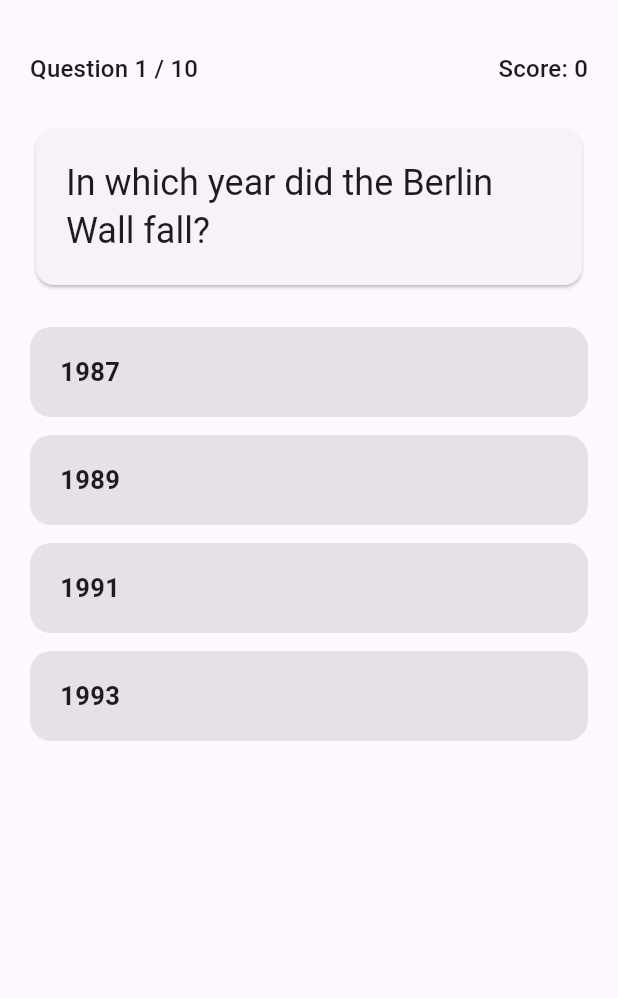
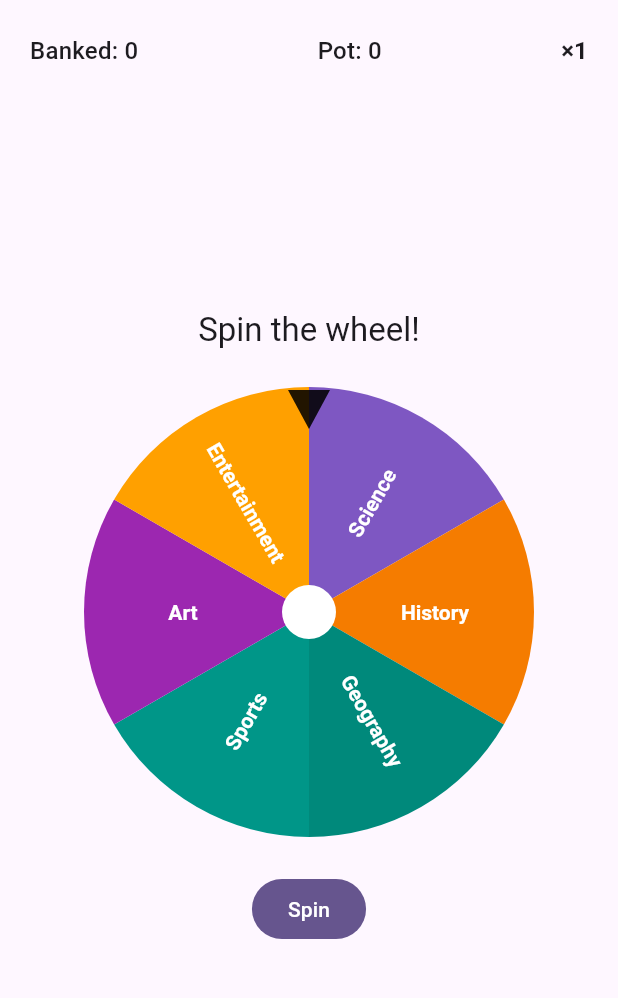
Before and after one commit to MrAtalay/erumind-mobile, a Flutter app: the GameScreen screen opened by its route, after a tap on "Play", on a phone screen of 412 x 824 dp, the part 63-1061 px from its top. Run offline on Flutter 3.47's test engine with Material 3 defaults, Android fonts, the phone set to English and light mode, and no system bars; our stand-ins replace flutter_riverpod, freezed_annotation, go_router, hive_ce_flutter; accounts and stored records are empty.

Commit message:
Add the Momentum run loop (Phase 2)
Replace the fixed 10-question round with EruMind's signature "Momentum"
loop: each run (1 life) spins the wheel for a category, asks one question,
then lets the player bank the pot or risk it for a bigger multiplier
(x1 -> x1.5 -> x2 -> x2.5 -> x3). A correct answer adds difficulty x
multiplier to the pot; a wrong answer loses the unbanked pot and ends the
run. The banked total is the score (feeds best score).

- GameState: RunPhase (lobby/spinning/question/decision/finished) +
  banked/pot/multiplier/category/question with copyWith.
- GameController: start, onCategorySelected (loads a question, no repeats),
  answer, bank, risk, endRun; categoriesProvider for the wheel.
- game_screen: HUD (banked/pot/multiplier), spinning, playfield, decision
  controls, results; scrollable so it fits small screens. New l10n strings.
- CategoryWheel: labels now scale to fit the sector and flip so they stay
  upright (no more spilling past the rim).
- Lives: the gate is off in debug (free play while developing) and enforced
  in release; lives-logic tests opt back in via livesEnabledProvider.

Co-Authored-By: Claude Opus 4.8 <noreply@anthropic.com>

```diff
--- a/lib/features/game/logic/game_state.dart
+++ b/lib/features/game/logic/game_state.dart
@@ -1,47 +1,47 @@
 import '../../../data/models/answer_result.dart';
+import '../../../data/models/category.dart';
 import '../../../data/models/question.dart';
 
-/// Where a round currently sits in its lifecycle.
+/// Steps of a single Momentum run.
 ///
-/// [lobby] is the pre-round gate (shows lives + a Play button); no questions
-/// are loaded yet. [playing] is an active round; [finished] is the summary.
-enum GamePhase { lobby, playing, finished }
+/// [lobby] is the pre-run gate. A run then cycles [spinning] (pick a category
+/// on the wheel) -> [question] (answer it) -> [decision] (bank or risk the pot),
+/// and ends in [finished].
+enum RunPhase { lobby, spinning, question, decision, finished }
 
-/// Immutable snapshot of one round of play.
+/// Immutable snapshot of a Momentum run.
 ///
-/// Plain immutable class (not freezed): this is short-lived UI state local to
-/// the game feature, so we keep it dependency-free and easy to read. Domain
-/// data models (Question, Category) use freezed.
+/// Scoring: a correct answer adds `difficulty points x multiplier` to the
+/// at-risk [pot]. Banking moves the pot into [banked] (safe) and resets the
+/// multiplier; a wrong answer loses the pot and ends the run. The final score
+/// is [banked].
 class GameState {
   const GameState({
-    this.phase = GamePhase.lobby,
-    this.questions = const [],
-    this.currentIndex = 0,
-    this.score = 0,
-    this.correctCount = 0,
+    this.phase = RunPhase.lobby,
+    this.category,
+    this.question,
     this.selectedIndex,
     this.lastResult,
+    this.banked = 0,
+    this.pot = 0,
+    this.multiplierStep = 0,
+    this.correctCount = 0,
     this.bestScore = 0,
     this.isNewBest = false,
   });
 
-  /// The pre-round lobby: no active round yet.
   const GameState.lobby() : this();
 
-  /// Lifecycle phase of this round.
-  final GamePhase phase;
+  /// The multipliers earned by consecutive correct answers without banking.
+  static const List<double> multiplierCurve = [1.0, 1.5, 2.0, 2.5, 3.0];
 
-  /// The questions for this round, already ordered. Empty in the lobby.
-  final List<Question> questions;
+  final RunPhase phase;
 
-  /// Index of the question currently shown.
-  final int currentIndex;
+  /// Category the wheel landed on for the current question.
+  final Category? category;
 
-  /// Difficulty-weighted points earned so far.
-  final int score;
-
-  /// Number of questions answered correctly so far (for the "x / total" line).
-  final int correctCount;
+  /// The question currently being asked.
+  final Question? question;
 
   /// The option the player tapped for the current question, or null.
   final int? selectedIndex;
@@ -49,24 +49,66 @@ class GameState {
   /// Validation result for the current question, or null if unanswered.
   final AnswerResult? lastResult;
 
-  /// Persisted best score, populated when the round finishes. 0 otherwise.
+  /// Points already secured this run (the final score).
+  final int banked;
+
+  /// At-risk points: kept on a bank, lost on a wrong answer.
+  final int pot;
+
+  /// Index into [multiplierCurve] for the current streak.
+  final int multiplierStep;
+
+  /// Correct answers so far this run.
+  final int correctCount;
+
+  /// Persisted best score, populated when the run finishes. 0 otherwise.
   final int bestScore;
 
-  /// True when this round set a new best score (for a "New best!" badge).
+  /// True when this run set a new best score (for a "New best!" badge).
   final bool isNewBest;
 
-  bool get isLobby => phase == GamePhase.lobby;
-  bool get isPlaying => phase == GamePhase.playing;
-  bool get isFinished => phase == GamePhase.finished;
+  bool get isLobby => phase == RunPhase.lobby;
+  bool get isSpinning => phase == RunPhase.spinning;
+  bool get isQuestion => phase == RunPhase.question;
+  bool get isDecision => phase == RunPhase.decision;
+  bool get isFinished => phase == RunPhase.finished;
 
-  Question get currentQuestion => questions[currentIndex];
+  /// Current multiplier, e.g. 1.5.
+  double get multiplier => multiplierCurve[multiplierStep];
 
-  bool get isAnswered => lastResult != null;
+  /// Total at stake if the next answer is wrong (the pot).
+  int get atRisk => pot;
 
-  bool get isLastQuestion => currentIndex == questions.length - 1;
-
-  int get total => questions.length;
-
-  /// Human-friendly position, e.g. "3 / 10".
-  int get questionNumber => currentIndex + 1;
+  GameState copyWith({
+    RunPhase? phase,
+    Category? category,
+    Question? question,
+    int? selectedIndex,
+    AnswerResult? lastResult,
+    int? banked,
+    int? pot,
+    int? multiplierStep,
+    int? correctCount,
+    int? bestScore,
+    bool? isNewBest,
+    bool clearQuestion = false,
+    bool clearAnswer = false,
+  }) {
+    return GameState(
+      phase: phase ?? this.phase,
+      category: clearQuestion ? null : (category ?? this.category),
+      question: clearQuestion ? null : (question ?? this.question),
+      selectedIndex: clearAnswer || clearQuestion
+          ? null
+          : (selectedIndex ?? this.selectedIndex),
+      lastResult:
+          clearAnswer || clearQuestion ? null : (lastResult ?? this.lastResult),
+      banked: banked ?? this.banked,
+      pot: pot ?? this.pot,
+      multiplierStep: multiplierStep ?? this.multiplierStep,
+      correctCount: correctCount ?? this.correctCount,
+      bestScore: bestScore ?? this.bestScore,
+      isNewBest: isNewBest ?? this.isNewBest,
+    );
+  }
 }
--- a/lib/features/game/presentation/game_screen.dart
+++ b/lib/features/game/presentation/game_screen.dart
@@ -5,9 +5,10 @@ import '../../../l10n/app_localizations.dart';
 import '../../lives/logic/lives_controller.dart';
 import '../logic/game_controller.dart';
 import '../logic/game_state.dart';
+import 'widgets/category_wheel.dart';
 
-/// The single-player game screen: a lives-gated lobby, an active round, and an
-/// end-of-round summary. No menu or wheel yet — just the core loop.
+/// The single-player game screen: a lives-gated lobby and the "Momentum" run
+/// (spin the wheel, answer, then bank or risk the pot).
 class GameScreen extends ConsumerWidget {
   const GameScreen({super.key});
 
@@ -27,9 +28,10 @@ class GameScreen extends ConsumerWidget {
           loading: () => const Center(child: CircularProgressIndicator()),
           error: (err, _) => Center(child: Text('Something went wrong:\n$err')),
           data: (state) => switch (state.phase) {
-            GamePhase.lobby => const _LobbyView(),
-            GamePhase.playing => _QuestionView(state: state),
-            GamePhase.finished => _ResultsView(state: state),
+            RunPhase.lobby => const _LobbyView(),
+            RunPhase.spinning => _SpinningView(state: state),
+            RunPhase.question || RunPhase.decision => _PlayfieldView(state: state),
+            RunPhase.finished => _ResultsView(state: state),
           },
         ),
       ),
@@ -56,8 +58,8 @@ class _LivesBadge extends ConsumerWidget {
   }
 }
 
-/// The pre-round gate: shows hearts and a Play button (or a countdown when out
-/// of lives).
+/// The pre-run gate: hearts and a Play button (or a countdown when out of
+/// lives).
 class _LobbyView extends StatelessWidget {
   const _LobbyView();
 
@@ -108,9 +110,6 @@ class _HeartsRow extends ConsumerWidget {
 }
 
 /// Lives-gated play control shared by the lobby and the results screen.
-///
-/// When a life is available it starts a round; otherwise it disables itself and
-/// shows a live countdown to the next life.
 class _PlayButton extends ConsumerWidget {
   const _PlayButton({required this.label});
 
@@ -128,8 +127,7 @@ class _PlayButton extends ConsumerWidget {
       );
     }
 
-    // Out of lives: tick once a second to update the countdown, and re-apply
-    // regeneration so the button re-enables the moment a life is earned.
+    // Out of lives: tick to update the countdown and re-apply regeneration.
     ref.listen(tickerProvider, (_, _) {
       ref.read(livesControllerProvider.notifier).refresh();
     });
@@ -157,74 +155,195 @@ String _formatDuration(Duration d) {
   return d.inHours > 0 ? '${d.inHours}:$minutes:$seconds' : '$minutes:$seconds';
 }
 
-/// Shows the current question, the four options, and post-answer feedback.
-class _QuestionView extends ConsumerWidget {
-  const _QuestionView({required this.state});
+String _formatMultiplier(double m) =>
+    m == m.roundToDouble() ? m.toInt().toString() : m.toString();
+
+/// A compact run status bar: banked points, the at-risk pot, and the
+/// multiplier.
+class _RunHud extends StatelessWidget {
+  const _RunHud({required this.state});
+
+  final GameState state;
+
+  @override
+  Widget build(BuildContext context) {
+    final l10n = AppLocalizations.of(context)!;
+    final theme = Theme.of(context);
+    return Padding(
+      padding: const EdgeInsets.symmetric(horizontal: 20, vertical: 8),
+      child: Row(
+        mainAxisAlignment: MainAxisAlignment.spaceBetween,
+        children: [
+          Text(l10n.banked(state.banked), style: theme.textTheme.titleMedium),
+          Text(l10n.pot(state.pot), style: theme.textTheme.titleMedium),
+          Text(
+            l10n.multiplier(_formatMultiplier(state.multiplier)),
+            style: theme.textTheme.titleMedium
+                ?.copyWith(fontWeight: FontWeight.bold),
+          ),
+        ],
+      ),
+    );
+  }
+}
+
+/// The wheel step: spin to pick a category for the next question.
+class _SpinningView extends ConsumerWidget {
+  const _SpinningView({required this.state});
 
   final GameState state;
 
   @override
   Widget build(BuildContext context, WidgetRef ref) {
+    final l10n = AppLocalizations.of(context)!;
     final controller = ref.read(gameControllerProvider.notifier);
-    final question = state.currentQuestion;
+    final categoriesAsync = ref.watch(categoriesProvider);
+
+    return Column(
+      children: [
+        _RunHud(state: state),
+        Expanded(
+          child: categoriesAsync.when(
+            loading: () => const Center(child: CircularProgressIndicator()),
+            error: (err, _) => Center(child: Text('$err')),
+            data: (categories) => Center(
+              child: Padding(
+                padding: const EdgeInsets.all(20),
+                child: Column(
+                  mainAxisSize: MainAxisSize.min,
+                  children: [
+                    Text(l10n.spinPrompt,
+                        style: Theme.of(context).textTheme.titleLarge),
+                    const SizedBox(height: 24),
+                    SizedBox(
+                      width: 300,
+                      child: CategoryWheel(
+                        categories: categories,
+                        spinLabel: l10n.spin,
+                        onSelected: controller.onCategorySelected,
+                      ),
+                    ),
+                  ],
+                ),
+              ),
+            ),
+          ),
+        ),
+      ],
+    );
+  }
+}
+
+/// Shows the current question and its four options, plus the post-answer
+/// decision controls (bank / risk / finish, or end the run on a wrong answer).
+class _PlayfieldView extends ConsumerWidget {
+  const _PlayfieldView({required this.state});
+
+  final GameState state;
+
+  @override
+  Widget build(BuildContext context, WidgetRef ref) {
+    final l10n = AppLocalizations.of(context)!;
+    final controller = ref.read(gameControllerProvider.notifier);
     final theme = Theme.of(context);
-    final l10n = AppLocalizations.of(context)!;
+    final question = state.question!;
+    final answered = state.isDecision;
 
-    return Padding(
-      padding: const EdgeInsets.all(20),
+    return Column(
+      crossAxisAlignment: CrossAxisAlignment.stretch,
+      children: [
+        _RunHud(state: state),
+        Expanded(
+          child: SingleChildScrollView(
+            child: Padding(
+              padding: const EdgeInsets.fromLTRB(20, 12, 20, 20),
               child: Column(
                 crossAxisAlignment: CrossAxisAlignment.stretch,
                 children: [
-          // Progress + score header.
-          Row(
-            mainAxisAlignment: MainAxisAlignment.spaceBetween,
-            children: [
-              Text(l10n.questionProgress(state.questionNumber, state.total),
-                  style: theme.textTheme.titleMedium),
-              Text(l10n.score(state.score),
-                  style: theme.textTheme.titleMedium),
-            ],
-          ),
-          const SizedBox(height: 24),
-
-          // Question text.
+                  if (state.category != null)
+                    Text(state.category!.name,
+                        style: theme.textTheme.titleMedium?.copyWith(
+                            color: Color(state.category!.colorValue),
+                            fontWeight: FontWeight.bold)),
+                  const SizedBox(height: 12),
                   Card(
                     child: Padding(
                       padding: const EdgeInsets.all(20),
-              child: Text(
-                question.text,
-                style: theme.textTheme.headlineSmall,
+                      child: Text(question.text,
+                          style: theme.textTheme.headlineSmall),
                     ),
                   ),
-          ),
-          const SizedBox(height: 24),
-
-          // The four options.
+                  const SizedBox(height: 20),
                   for (var i = 0; i < question.options.length; i++) ...[
                     _OptionTile(
                       label: question.options[i],
                       state: _optionStateFor(i),
-              onTap: state.isAnswered ? null : () => controller.answer(i),
+                      onTap: answered ? null : () => controller.answer(i),
                     ),
                     const SizedBox(height: 12),
                   ],
+                  const SizedBox(height: 12),
+                  if (answered) _decisionControls(context, l10n, controller),
+                ],
+              ),
+            ),
+          ),
+        ),
+      ],
+    );
+  }
 
-          const Spacer(),
-
-          // Next / Finish button appears only after answering.
-          if (state.isAnswered)
+  Widget _decisionControls(
+    BuildContext context,
+    AppLocalizations l10n,
+    GameController controller,
+  ) {
+    final correct = state.lastResult?.isCorrect ?? false;
+    if (!correct) {
+      return Column(
+        mainAxisSize: MainAxisSize.min,
+        children: [
+          Text(l10n.runOver,
+              style: Theme.of(context)
+                  .textTheme
+                  .titleMedium
+                  ?.copyWith(color: Colors.red.shade700)),
+          const SizedBox(height: 12),
           FilledButton(
-              onPressed: controller.next,
-              child: Text(state.isLastQuestion ? l10n.seeResults : l10n.next),
+            onPressed: controller.endRun,
+            child: Text(l10n.seeResults),
+          ),
+        ],
+      );
+    }
+    return Column(
+      mainAxisSize: MainAxisSize.min,
+      children: [
+        Row(
+          children: [
+            Expanded(
+              child: FilledButton(
+                onPressed: controller.bank,
+                child: Text(l10n.bank),
+              ),
+            ),
+            const SizedBox(width: 12),
+            Expanded(
+              child: FilledButton.tonal(
+                onPressed: controller.risk,
+                child: Text(l10n.riskIt),
+              ),
             ),
           ],
         ),
+        const SizedBox(height: 8),
+        TextButton(onPressed: controller.endRun, child: Text(l10n.finish)),
+      ],
     );
   }
 
-  /// Decide how option [i] should look given the current answer state.
   _OptionVisualState _optionStateFor(int i) {
-    if (!state.isAnswered) return _OptionVisualState.idle;
+    if (!state.isDecision) return _OptionVisualState.idle;
     final correctIndex = state.lastResult!.correctIndex;
     if (i == correctIndex) return _OptionVisualState.correct;
     if (i == state.selectedIndex) return _OptionVisualState.wrong;
@@ -279,7 +398,7 @@ class _OptionTile extends StatelessWidget {
   }
 }
 
-/// End-of-round summary with a lives-gated play-again button.
+/// End-of-run summary with a lives-gated play-again button.
 class _ResultsView extends StatelessWidget {
   const _ResultsView({required this.state});
 
@@ -298,20 +417,13 @@ class _ResultsView extends StatelessWidget {
           children: [
             Text(l10n.roundComplete, style: theme.textTheme.headlineMedium),
             const SizedBox(height: 16),
-            Text(
-              l10n.points(state.score),
-              style: theme.textTheme.headlineSmall,
-            ),
+            Text(l10n.points(state.banked), style: theme.textTheme.displaySmall),
             const SizedBox(height: 4),
-            Text(
-              l10n.correctOutOf(state.correctCount, state.total),
-              style: theme.textTheme.titleMedium,
-            ),
+            Text(l10n.correctAnswers(state.correctCount),
+                style: theme.textTheme.titleMedium),
             const SizedBox(height: 8),
-            Text(
-              l10n.bestPoints(state.bestScore),
-              style: theme.textTheme.titleMedium,
-            ),
+            Text(l10n.bestPoints(state.bestScore),
+                style: theme.textTheme.titleMedium),
             if (state.isNewBest) ...[
               const SizedBox(height: 12),
               Chip(
--- a/lib/features/game/presentation/widgets/category_wheel.dart
+++ b/lib/features/game/presentation/widgets/category_wheel.dart
@@ -144,17 +144,31 @@ class _WheelPainter extends CustomPainter {
         text: text,
         style: const TextStyle(
           color: Colors.white,
-          fontSize: 15,
+          fontSize: 14,
           fontWeight: FontWeight.w700,
         ),
       ),
       textDirection: TextDirection.ltr,
+      maxLines: 1,
     )..layout();
+
+    // The radial band available for the label (outside the hub, inside the rim).
+    const innerFactor = 0.20;
+    const outerFactor = 0.92;
+    final available = radius * (outerFactor - innerFactor);
+    final mid = radius * (innerFactor + outerFactor) / 2;
+    // Shrink long labels (e.g. "Entertainment") so they never spill past the rim.
+    final scale = tp.width > available ? available / tp.width : 1.0;
 
     canvas.save();
     canvas.rotate(angle);
-    // Place the label out along the radius, vertically centred on the spoke.
-    canvas.translate(radius * 0.42, -tp.height / 2);
+    canvas.translate(mid, 0);
+    // Keep text upright: flip the spokes that currently point to the left half.
+    if (math.cos(rotation + angle) < 0) {
+      canvas.rotate(math.pi);
+    }
+    canvas.scale(scale);
+    canvas.translate(-tp.width / 2, -tp.height / 2);
     tp.paint(canvas, Offset.zero);
     canvas.restore();
   }
--- a/lib/features/lives/logic/lives_controller.dart
+++ b/lib/features/lives/logic/lives_controller.dart
@@ -1,7 +1,13 @@
+import 'package:flutter/foundation.dart';
 import 'package:flutter_riverpod/flutter_riverpod.dart';
 
 import '../../../services/storage_service.dart';
 import 'lives_state.dart';
+
+/// Whether the lives/energy gate is enforced. Disabled in debug so dev builds
+/// can play freely; enforced in release. Tests override it to exercise the
+/// lives logic deterministically.
+final livesEnabledProvider = Provider<bool>((ref) => kReleaseMode);
 
 /// Injectable wall clock. Tests override this to control time without waiting.
 final clockProvider = Provider<DateTime Function()>((ref) => DateTime.now);
@@ -23,9 +29,15 @@ class LivesController extends Notifier<LivesState> {
   LivesConfig get _config => ref.read(livesConfigProvider);
   DateTime Function() get _clock => ref.read(clockProvider);
 
+  bool get _enabled => ref.read(livesEnabledProvider);
+
   @override
   LivesState build() {
     final config = _config;
+    // When the gate is off, always report a full, non-depleting bar.
+    if (!_enabled) {
+      return LivesState(lives: config.maxLives, anchor: null, max: config.maxLives);
+    }
     final stored = _storage.storedLives;
     // Brand-new player: start full with the clock stopped.
     return regenerateLives(
@@ -39,6 +51,7 @@ class LivesController extends Notifier<LivesState> {
   /// Re-applies regeneration at the current time. Called on each ticker tick so
   /// a life earned while sitting on the lobby shows up immediately.
   void refresh() {
+    if (!_enabled) return;
     state = regenerateLives(
       lives: state.lives,
       anchor: state.anchor,
@@ -48,8 +61,9 @@ class LivesController extends Notifier<LivesState> {
   }
 
   /// Spends one life to start a round. Returns false (without changing storage)
-  /// when none are available.
+  /// when none are available. When the gate is off, it's a free no-op.
   Future<bool> consumeLife() async {
+    if (!_enabled) return true;
     final now = _clock();
     final current = regenerateLives(
       lives: state.lives,
--- a/lib/l10n/app_en.arb
+++ b/lib/l10n/app_en.arb
@@ -42,5 +42,27 @@
   "@correctOutOf": {
     "placeholders": { "correct": { "type": "int" }, "total": { "type": "int" } }
   },
-  "newBest": "New best!"
+  "newBest": "New best!",
+
+  "spinPrompt": "Spin the wheel!",
+  "banked": "Banked: {points}",
+  "@banked": {
+    "placeholders": { "points": { "type": "int" } }
+  },
+  "pot": "Pot: {points}",
+  "@pot": {
+    "placeholders": { "points": { "type": "int" } }
+  },
+  "multiplier": "×{value}",
+  "@multiplier": {
+    "placeholders": { "value": { "type": "String" } }
+  },
+  "bank": "Bank",
+  "riskIt": "Risk it",
+  "finish": "Finish",
+  "runOver": "Wrong — run over",
+  "correctAnswers": "Correct answers: {count}",
+  "@correctAnswers": {
+    "placeholders": { "count": { "type": "int" } }
+  }
 }
--- a/lib/l10n/app_localizations.dart
+++ b/lib/l10n/app_localizations.dart
@@ -217,6 +217,60 @@ abstract class AppLocalizations {
   /// In en, this message translates to:
   /// **'New best!'**
   String get newBest;
+
+  /// No description provided for @spinPrompt.
+  ///
+  /// In en, this message translates to:
+  /// **'Spin the wheel!'**
+  String get spinPrompt;
+
+  /// No description provided for @banked.
+  ///
+  /// In en, this message translates to:
+  /// **'Banked: {points}'**
+  String banked(int points);
+
+  /// No description provided for @pot.
+  ///
+  /// In en, this message translates to:
+  /// **'Pot: {points}'**
+  String pot(int points);
+
+  /// No description provided for @multiplier.
+  ///
+  /// In en, this message translates to:
+  /// **'×{value}'**
+  String multiplier(String value);
+
+  /// No description provided for @bank.
+  ///
+  /// In en, this message translates to:
+  /// **'Bank'**
+  String get bank;
+
+  /// No description provided for @riskIt.
+  ///
+  /// In en, this message translates to:
+  /// **'Risk it'**
+  String get riskIt;
+
+  /// No description provided for @finish.
+  ///
+  /// In en, this message translates to:
+  /// **'Finish'**
+  String get finish;
+
+  /// No description provided for @runOver.
+  ///
+  /// In en, this message translates to:
+  /// **'Wrong — run over'**
+  String get runOver;
+
+  /// No description provided for @correctAnswers.
+  ///
+  /// In en, this message translates to:
+  /// **'Correct answers: {count}'**
+  String correctAnswers(int count);
 }
 
 class _AppLocalizationsDelegate
--- a/lib/l10n/app_localizations_en.dart
+++ b/lib/l10n/app_localizations_en.dart
@@ -79,4 +79,39 @@ class AppLocalizationsEn extends AppLocalizations {
 
   @override
   String get newBest => 'New best!';
+
+  @override
+  String get spinPrompt => 'Spin the wheel!';
+
+  @override
+  String banked(int points) {
+    return 'Banked: $points';
+  }
+
+  @override
+  String pot(int points) {
+    return 'Pot: $points';
+  }
+
+  @override
+  String multiplier(String value) {
+    return '×$value';
+  }
+
+  @override
+  String get bank => 'Bank';
+
+  @override
+  String get riskIt => 'Risk it';
+
+  @override
+  String get finish => 'Finish';
+
+  @override
+  String get runOver => 'Wrong — run over';
+
+  @override
+  String correctAnswers(int count) {
+    return 'Correct answers: $count';
+  }
 }
```
Also changed, not shown: lib/features/game/logic/game_controller.dart (+104 -67 lines), lib/l10n/app_localizations_tr.dart (+35 -0 lines), lib/l10n/app_tr.arb (+11 -1 lines), 2 other files. Lines whose indentation alone changed are shown as unchanged.
